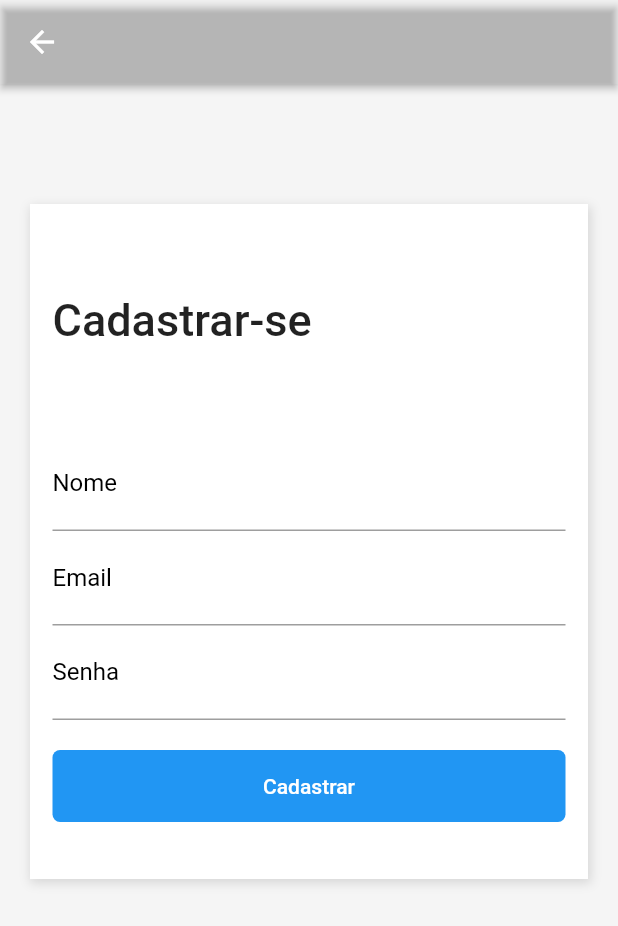
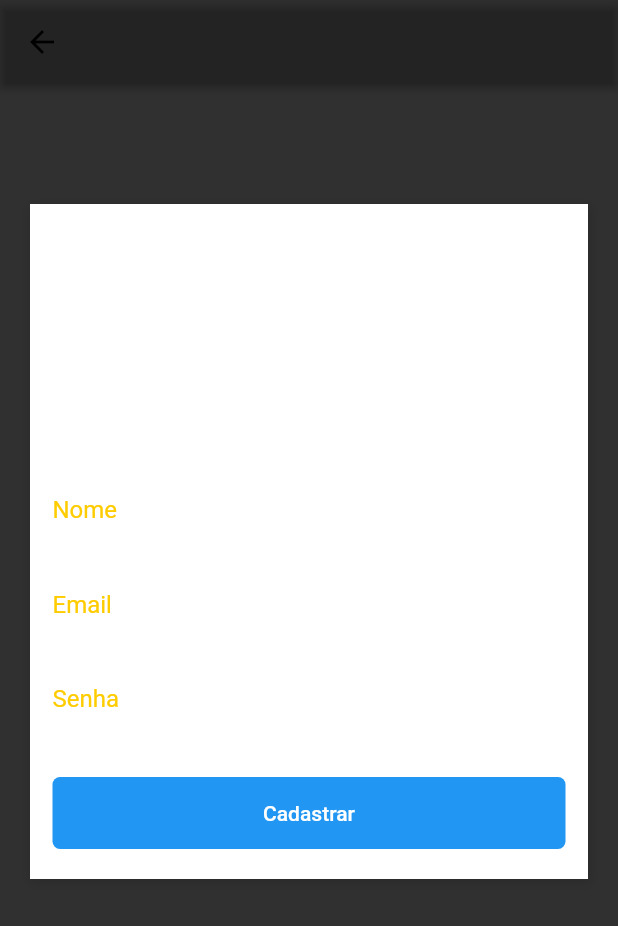
Before and after one commit to talesboalim/balta.io-7185-dominando-layouts-no-flutter-shopping, a Flutter app: the screen it shows after launch, item 3 of the bottom bar chosen, after a tap on "Cadastrar-se", on a phone screen of 412 x 824 dp. Shown: the top 926 px of the screen. Run offline on Flutter 3.47's test engine with Material 2 defaults, Android fonts, the phone set to English and light mode, and no system bars.

Commit message:
Incluído temas light, dark e yellow dark; validações do formulário de login

```diff
--- a/lib/main.dart
+++ b/lib/main.dart
@@ -1,6 +1,9 @@
 import 'package:flutter/material.dart';
 
 import 'pages/tabs.page.dart';
+import 'themes/dark.theme.dart';
+import 'themes/light.theme.dart';
+import 'themes/dark-yellow.theme.dart';
 
 void main() => runApp(MyApp());
 
@@ -10,9 +13,7 @@ class MyApp extends StatelessWidget {
     return MaterialApp(
       title: 'Flutter Demo',
       debugShowCheckedModeBanner: false,
-      theme: ThemeData(
-        primarySwatch: Colors.blue,
-      ),
+      theme: darkYellowTheme(),
       home: DefaultTabController(
         length: 3,
         child: TabsPage(),
--- a/lib/pages/home.page.dart
+++ b/lib/pages/home.page.dart
@@ -9,7 +9,6 @@ class HomePage extends StatelessWidget {
     return Scaffold(
       body: Container(
         padding: EdgeInsets.all(15),
-        color: Color(0xFFF5F5F5),
         width: double.infinity,
         child: Column(
           crossAxisAlignment: CrossAxisAlignment.stretch,
@@ -23,7 +22,7 @@ class HomePage extends StatelessWidget {
             ),
             Text(
               "Categorias",
-              style: TextStyle(fontSize: 30),
+              style: Theme.of(context).textTheme.headline,
             ),
             SizedBox(
               height: 10,
--- a/lib/pages/login.page.dart
+++ b/lib/pages/login.page.dart
@@ -2,12 +2,14 @@ import 'package:flutter/material.dart';
 import 'package:shopping/pages/signup.page.dart';
 
 class LoginPage extends StatelessWidget {
+  final _formKey = GlobalKey<FormState>();
+  String _email;
+  String _password;
   @override
   Widget build(BuildContext context) {
     return Scaffold(
       body: SingleChildScrollView(
         child: Container(
-          color: Color(0xFFF5F5F5),
           padding: EdgeInsets.only(
             top: 40,
             left: 20,
@@ -17,12 +19,11 @@ class LoginPage extends StatelessWidget {
           child: Column(
             children: <Widget>[
               Container(
-                height: 380,
+                height: 430,
                 decoration: BoxDecoration(
-                  color: Colors.white,
                   boxShadow: [
                     new BoxShadow(
-                      color: Colors.black12,
+                      color: Theme.of(context).accentColor,
                       offset: new Offset(1, 2.0),
                       blurRadius: 5,
                       spreadRadius: 1,
@@ -35,6 +36,8 @@ class LoginPage extends StatelessWidget {
                     right: 15,
                     top: 60,
                   ),
+                  child: Form(
+                    key: _formKey,
                     child: Column(
                       children: <Widget>[
                         Row(
@@ -44,16 +47,19 @@ class LoginPage extends StatelessWidget {
                               children: <Widget>[
                                 Text(
                                   "Bem vindo",
-                                style: TextStyle(
-                                  fontSize: 30,
-                                  fontWeight: FontWeight.w500,
+                                  style: Theme.of(context).textTheme.display2,
                                 ),
+                                Text(
+                                  "Cadastrar-se para continuar",
                                 ),
-                              Text("Cadastrar-se para continuar"),
                               ],
                             ),
                             FlatButton(
-                            child: Text("Cadastrar-se"),
+                              child: Text(
+                                "Cadastrar-se",
+                                style: TextStyle(
+                                    color: Theme.of(context).primaryColor),
+                              ),
                               onPressed: () {
                                 Navigator.push(
                                   context,
@@ -74,15 +80,21 @@ class LoginPage extends StatelessWidget {
                           decoration: InputDecoration(
                             labelText: "Email",
                             labelStyle: TextStyle(
-                            color: Colors.black,
+                              color: Theme.of(context).primaryColor,
                               fontWeight: FontWeight.w400,
                               fontSize: 16,
                             ),
                           ),
                           style: TextStyle(
                             fontSize: 20,
-                          //color: Colors.red,
+                            color: Theme.of(context).primaryColor,
                           ),
+                          validator: (value) {
+                            if (value.isEmpty) {
+                              return 'Email inválido!';
+                            }
+                            return null;
+                          },
                         ),
                         SizedBox(
                           height: 10,
@@ -101,24 +113,35 @@ class LoginPage extends StatelessWidget {
                           ),
                           style: TextStyle(
                             fontSize: 20,
-                          //color: Colors.red,
+                            color: Theme.of(context).primaryColor,
                           ),
+                          validator: (value) {
+                            if (value.isEmpty) {
+                              return 'Informe a senha!';
+                            }
+                            return null;
+                          },
+                          onSaved: (input) => _email = input,
                         ),
                         Container(
                           height: 40,
                           alignment: Alignment.centerRight,
                           child: FlatButton(
-                          child: Text("Esqueci minha senha"),
+                            child: Text(
+                              "Esqueci minha senha",
+                              style: TextStyle(
+                                  color: Theme.of(context).primaryColor),
+                            ),
                             onPressed: () {},
                           ),
                         ),
                         SizedBox(
-                        height: 10,
+                          height: 1,
                         ),
                         Container(
                           width: double.infinity,
                           decoration: BoxDecoration(
-                          color: Colors.blue,
+                            color: Theme.of(context).primaryColor,
                             borderRadius: BorderRadius.all(
                               Radius.circular(5),
                             ),
@@ -130,10 +153,23 @@ class LoginPage extends StatelessWidget {
                                 color: Colors.white,
                               ),
                             ),
-                          onPressed: () {},
+                            onPressed: () {
+                              if (_formKey.currentState.validate()) {
+                                _formKey.currentState.save();
+                                print(_email);
+                                print(_password);
+
+                                Scaffold.of(context).showSnackBar(
+                                  SnackBar(
+                                    content: Text('Bem vindo, $_email'),
+                                  ),
+                                );
+                              }
+                            },
                           ),
                         ),
                       ],
+                    ),
                   ),
                 ),
               ),
@@ -152,7 +188,7 @@ class LoginPage extends StatelessWidget {
                 decoration: BoxDecoration(
                   border: Border.all(
                     width: 2.0,
-                    color: Colors.blue,
+                    color: Theme.of(context).primaryColor,
                   ),
                   borderRadius: BorderRadius.all(
                     Radius.circular(5),
@@ -182,7 +218,7 @@ class LoginPage extends StatelessWidget {
                 decoration: BoxDecoration(
                   border: Border.all(
                     width: 2.0,
-                    color: Colors.blue,
+                    color: Theme.of(context).primaryColor,
                   ),
                   borderRadius: BorderRadius.all(
                     Radius.circular(5),
--- a/lib/pages/signup.page.dart
+++ b/lib/pages/signup.page.dart
@@ -10,7 +10,6 @@ class SignupPage extends StatelessWidget {
       ),
       body: SingleChildScrollView(
         child: Container(
-          color: Color(0xFFF5F5F5),
           padding: EdgeInsets.only(
             top: 80,
             left: 20,
@@ -43,10 +42,7 @@ class SignupPage extends StatelessWidget {
                     children: <Widget>[
                       Text(
                         "Cadastrar-se",
-                        style: TextStyle(
-                          fontSize: 30,
-                          fontWeight: FontWeight.w500,
-                        ),
+                        style: Theme.of(context).textTheme.display2,
                       ),
                       SizedBox(
                         height: 60,
@@ -57,14 +53,14 @@ class SignupPage extends StatelessWidget {
                         decoration: InputDecoration(
                           labelText: "Nome",
                           labelStyle: TextStyle(
-                            color: Colors.black,
+                            color: Theme.of(context).primaryColor,
                             fontWeight: FontWeight.w400,
                             fontSize: 16,
                           ),
                         ),
                         style: TextStyle(
                           fontSize: 20,
-                          //color: Colors.red,
+                          color: Theme.of(context).primaryColor,
                         ),
                       ),
                       TextFormField(
@@ -73,14 +69,14 @@ class SignupPage extends StatelessWidget {
                         decoration: InputDecoration(
                           labelText: "Email",
                           labelStyle: TextStyle(
-                            color: Colors.black,
+                            color: Theme.of(context).primaryColor,
                             fontWeight: FontWeight.w400,
                             fontSize: 16,
                           ),
                         ),
                         style: TextStyle(
                           fontSize: 20,
-                          //color: Colors.red,
+                          color: Theme.of(context).primaryColor,
                         ),
                       ),
                       TextFormField(
@@ -90,14 +86,14 @@ class SignupPage extends StatelessWidget {
                         decoration: InputDecoration(
                           labelText: "Senha",
                           labelStyle: TextStyle(
-                            color: Colors.black,
+                            color: Theme.of(context).primaryColor,
                             fontWeight: FontWeight.w400,
                             fontSize: 16,
                           ),
                         ),
                         style: TextStyle(
                           fontSize: 20,
-                          //color: Colors.red,
+                          color: Theme.of(context).primaryColor,
                         ),
                       ),
                       SizedBox(
--- a/lib/pages/tabs.page.dart
+++ b/lib/pages/tabs.page.dart
@@ -26,11 +26,11 @@ class TabsPage extends StatelessWidget {
             icon: new Icon(Icons.perm_identity),
           ),
         ],
-        labelColor: Colors.blue,
+        labelColor: Theme.of(context).primaryColor,
         unselectedLabelColor: Colors.black38,
         indicatorSize: TabBarIndicatorSize.label,
         indicatorPadding: EdgeInsets.all(5.0),
-        indicatorColor: Colors.blue,
+        indicatorColor: Theme.of(context).primaryColor,
       ),
     );
   }
--- /dev/null
+++ b/lib/themes/dark-yellow.theme.dart
@@ -0,0 +1,21 @@
+import 'package:flutter/material.dart';
+
+const brightness = Brightness.dark;
+const primaryColor = const Color(0xFFFFCC00);
+const lightColor = const Color(0xFFFFFFFF);
+const backgroundColor = const Color(0xFFF5F5F5);
+const dangerColor = const Color(0xFFFF000000);
+
+ThemeData darkYellowTheme() {
+  return ThemeData(
+    brightness: brightness,
+    // textTheme: new TextTheme(
+    //   body1: new TextStyle(color: Colors.red),
+    //   display4: new TextStyle(fontSize: 78),
+    //   button: new TextStyle(color: Colors.green),
+    //   headline: new TextStyle(color: Colors.deepPurple),
+    // ),
+    primaryColor: primaryColor,
+    accentColor: Colors.black26,
+  );
+}
--- a/lib/widgets/category/category-item.widget.dart
+++ b/lib/widgets/category/category-item.widget.dart
@@ -13,7 +13,7 @@ class CategoryItem extends StatelessWidget {
       margin: EdgeInsets.all(10),
       padding: EdgeInsets.all(10),
       decoration: BoxDecoration(
-        color: Colors.white,
+        color: Theme.of(context).accentColor,
         boxShadow: [
           new BoxShadow(
             color: Colors.black12,
--- a/lib/widgets/product/product-item.widget.dart
+++ b/lib/widgets/product/product-item.widget.dart
@@ -76,7 +76,7 @@ class ProductItem extends StatelessWidget {
             style: TextStyle(
               fontSize: 14,
               fontWeight: FontWeight.bold,
-              color: Color(0xFF00C569),
+              color: Theme.of(context).primaryColor,
             ),
           ),
         ],
--- a/lib/widgets/search-box.widget.dart
+++ b/lib/widgets/search-box.widget.dart
@@ -26,14 +26,14 @@ class SearchBox extends StatelessWidget {
                 border: InputBorder.none,
                 labelText: "Buscar...",
                 labelStyle: TextStyle(
-                color: Colors.blue,
+                  color: Theme.of(context).primaryColor,
                   fontWeight: FontWeight.w300,
                   fontSize: 16,
                 ),
               ),
               style: TextStyle(
                 fontSize: 20,
-              color: Colors.blue,
+                color: Theme.of(context).primaryColor,
               ),
             ),
           ),
```
Also changed, not shown: lib/pages/cart.page.dart (+17 -15 lines), lib/themes/dark.theme.dart (added, +21 -0 lines), lib/themes/light.theme.dart (added, +21 -0 lines). Lines whose indentation alone changed are shown as unchanged.
